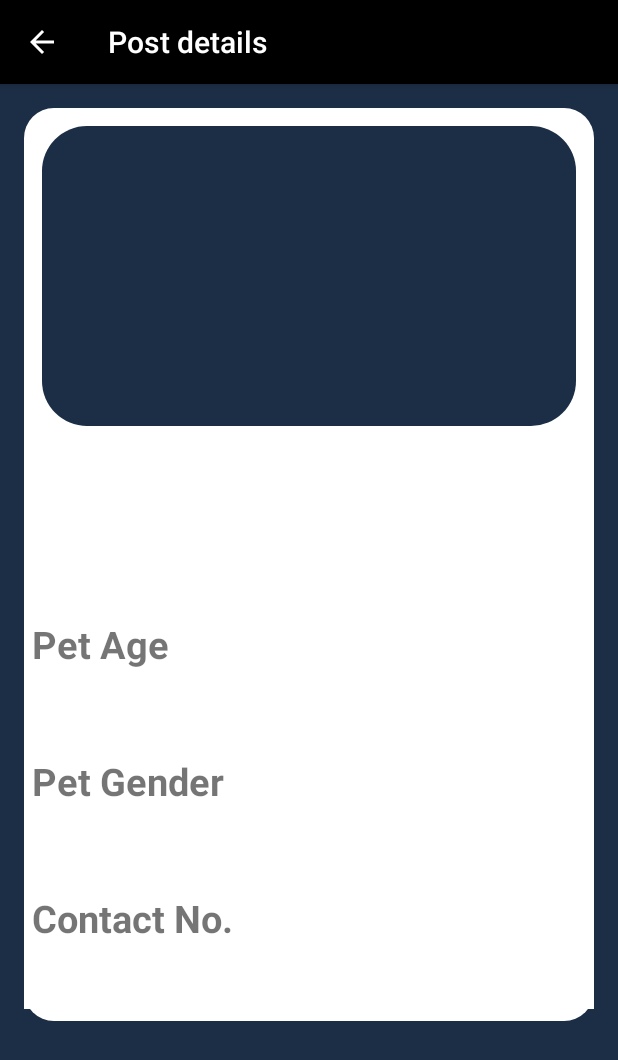
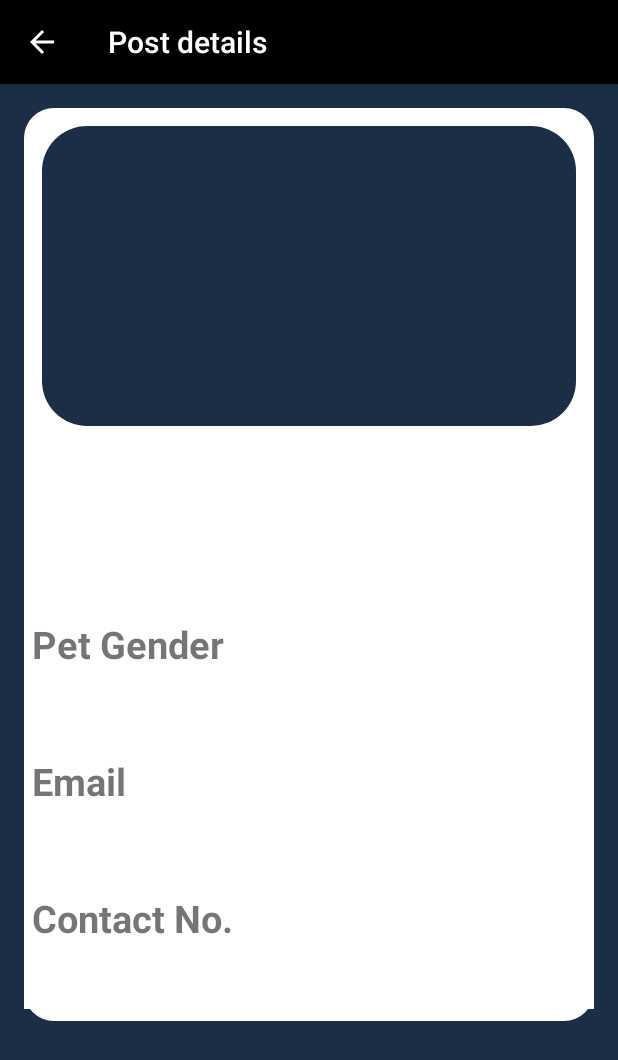
Before and after one commit to ET0530/Pet_Adoption, an Android app: the PostDetailActivity screen opened directly, with no data from a screen before it, on a phone screen of 412 x 824 dp. Shown: the top 1060 px of the screen. Run offline under Robolectric (Android 15) with nearby library versions, the phone set to English and light mode, and no system bars.

```diff
--- a/app/src/main/java/my/edu/utar/petadoption/activities/PostDetailActivity.java
+++ b/app/src/main/java/my/edu/utar/petadoption/activities/PostDetailActivity.java
@@ -1,7 +1,11 @@
 package my.edu.utar.petadoption.activities;
 
 import android.content.Intent;
+import android.graphics.Bitmap;
+import android.graphics.BitmapFactory;
 import android.os.Bundle;
+import android.util.Base64;
+import android.util.Log;
 import android.view.MenuItem;
 import android.widget.ImageView;
 import android.widget.TextView;
@@ -9,14 +13,7 @@ import android.widget.TextView;
 import androidx.appcompat.app.ActionBar;
 import androidx.appcompat.app.AppCompatActivity;
 
-import com.bumptech.glide.Glide;
-import com.google.firebase.firestore.DocumentReference;
-import com.google.firebase.firestore.DocumentSnapshot;
-import com.google.firebase.firestore.FirebaseFirestore;
-
 import my.edu.utar.petadoption.R;
-import my.edu.utar.petadoption.models.Post;
-import my.edu.utar.petadoption.utilities.Constants;
 
 public class PostDetailActivity extends AppCompatActivity {
 
@@ -31,9 +28,27 @@ public class PostDetailActivity extends AppCompatActivity {
         actionBar.setDisplayHomeAsUpEnabled(true);
 
         Intent intent = getIntent();
-        String postId = intent.getStringExtra("postId");
+        Bitmap bitmap=null;
+        String postTitle = intent.getStringExtra("postTitle");
+        String descriptions = intent.getStringExtra("descriptions");
+        String postGender = intent.getStringExtra("postGender");
+        String postImage = intent.getStringExtra("postImage");
+        if (postImage != null) {
+            try {
+                byte[] bytes = Base64.decode(postImage, Base64.DEFAULT);
+                bitmap = BitmapFactory.decodeByteArray(bytes, 0, bytes.length);
+            } catch (Exception e) {
+                Log.e("BitmapDecodeError", "Error decoding bitmap: " + e.getMessage());
+                e.printStackTrace();
+            }
+        }
+        String posterContact = intent.getStringExtra("posterContact");
+        String posterEmail = intent.getStringExtra("posterEmail");
+        String userId = intent.getStringExtra("userId");
+        updateUI(postTitle,descriptions,postGender,bitmap,posterContact,posterEmail,userId);
 
-        if (postId != null) {
+
+        /*if (postId != null) {
 
             DocumentReference postRef = FirebaseFirestore.getInstance().collection(Constants.KEY_COLLECTION_POST).document(postId);
 
@@ -52,28 +67,23 @@ public class PostDetailActivity extends AppCompatActivity {
                     // Handle errors
                 }
             });
-        }
+        }*/
     }
 
-    private void updateUI(Post post) {
+    private void updateUI(String postTitle,String descriptions,String postGender,Bitmap bitmap,String posterContact,String posterEmail, String userId) {
         TextView titleTextView = findViewById(R.id.pTitleEt);
         TextView descriptionTextView = findViewById(R.id.pDescriptionEt);
         ImageView imageView = findViewById(R.id.pImageIv);
-        TextView birthTextView = findViewById(R.id.pBirthEt);
+        TextView emailTextView = findViewById(R.id.pEmailEt);
         TextView genderTextView = findViewById(R.id.pGenderEt);
         TextView contactTextView = findViewById(R.id.pContactEt);
 
-        titleTextView.setText(post.getTitle());
-        descriptionTextView.setText(post.getContent());
-        birthTextView.setText(post.getPosterEmail());
-        genderTextView.setText(post.getGender());
-        contactTextView.setText(post.getContact());
-
-        if (post.getImageUri() != null) {
-            Glide.with(this)
-                    .load(post.getImageUri())
-                    .into(imageView);
-        }
+        titleTextView.setText(postTitle);
+        descriptionTextView.setText(descriptions);
+        emailTextView.setText(posterEmail);
+        genderTextView.setText(postGender);
+        contactTextView.setText(posterContact);
+        imageView.setImageBitmap(bitmap);
     }
 
     @Override
--- a/app/src/main/res/layout/activity_post_detail.xml
+++ b/app/src/main/res/layout/activity_post_detail.xml
@@ -48,16 +48,37 @@
             android:padding="10dp"/>
 
         <TextView
-            android:id="@+id/birthTv"
+            android:id="@+id/genderTv"
             android:layout_width="match_parent"
             android:layout_height="wrap_content"
-            android:text="Pet Age"
-            android:textStyle="bold"
             android:padding="5dp"
-            android:textSize="25sp"/>
+            android:text="Pet Gender"
+            android:textSize="25sp"
+            android:textStyle="bold" />
 
         <EditText
-            android:id="@+id/pBirthEt"
+            android:id="@+id/pGenderEt"
+            android:layout_width="match_parent"
+            android:layout_height="wrap_content"
+            android:layout_marginBottom="8dp"
+            android:background="@color/white"
+            android:focusable="false"
+            android:inputType="none"
+            android:padding="5dp"
+            android:singleLine="true"
+            android:textSize="20sp" />
+
+        <TextView
+            android:id="@+id/emailTv"
+            android:layout_width="match_parent"
+            android:layout_height="wrap_content"
+            android:padding="5dp"
+            android:text="Email"
+            android:textSize="25sp"
+            android:textStyle="bold" />
+
+        <EditText
+            android:id="@+id/pEmailEt"
             android:layout_width="match_parent"
             android:layout_height="wrap_content"
             android:background="@color/white"
@@ -67,27 +88,6 @@
             android:textSize="20sp"
             android:padding="5dp"
             android:singleLine="true" />
-
-        <TextView
-            android:id="@+id/genderTv"
-            android:layout_width="match_parent"
-            android:layout_height="wrap_content"
-            android:text="Pet Gender"
-            android:textStyle="bold"
-            android:padding="5dp"
-            android:textSize="25sp" />
-
-        <EditText
-            android:id="@+id/pGenderEt"
-            android:layout_width="match_parent"
-            android:layout_height="wrap_content"
-            android:background="@color/white"
-            android:inputType="none"
-            android:focusable="false"
-            android:layout_marginBottom="8dp"
-            android:textSize="20sp"
-            android:singleLine="true"
-            android:padding="5dp"/>
 
         <TextView
             android:id="@+id/contactTv"
```
Also changed, not shown: app/src/main/java/my/edu/utar/petadoption/activities/MainActivity.java (+10 -9 lines), app/src/main/java/my/edu/utar/petadoption/activities/PostAdapter.java (+4 -7 lines), app/src/main/java/my/edu/utar/petadoption/activities/WriteNewPost.java (+3 -7 lines), app/src/main/java/my/edu/utar/petadoption/models/Post.java (+20 -1 lines), app/src/main/res/layout/activity_write_new_post.xml (+7 -7 lines), app/src/main/res/layout/item_post.xml (+5 -5 lines).
